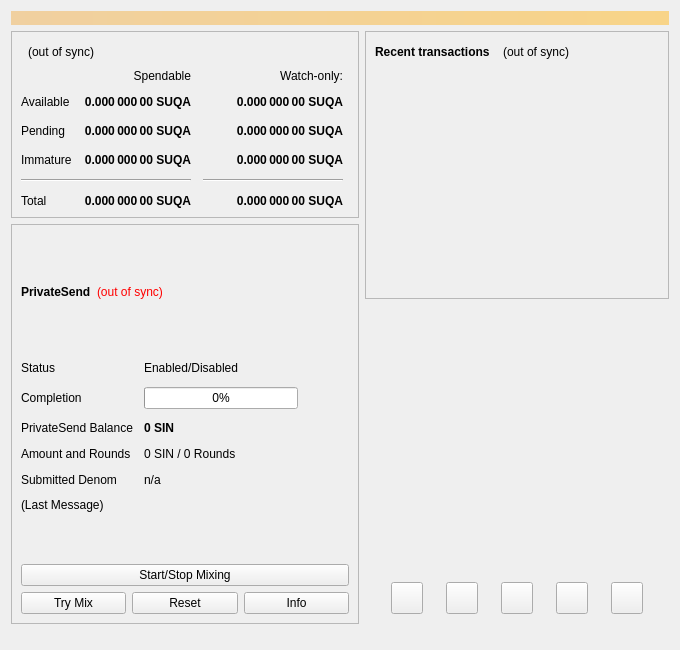
The window that src/qt/forms/overviewpage.ui (barrystyle/SUQA-0.17.1) describes before a commit, drawn with Qt 5.
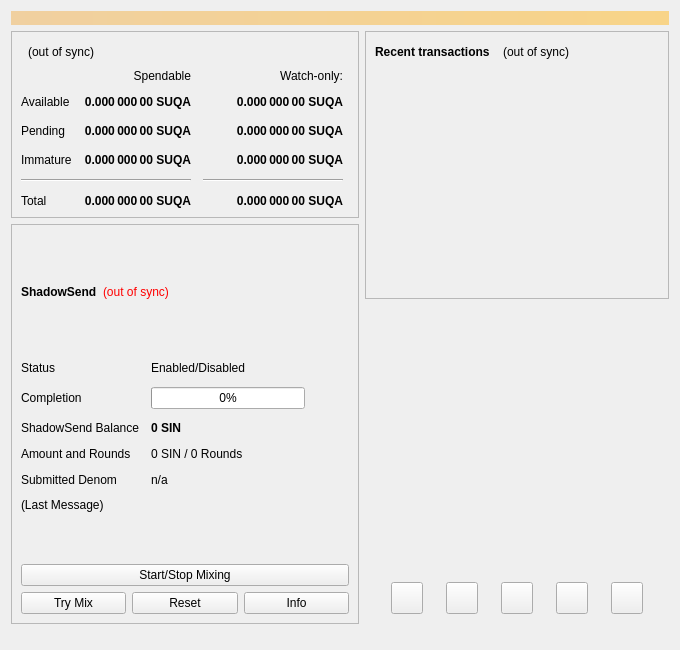
The same window after the commit. Icons and pictures are not drawn.

What changed in the file:
```diff
--- a/src/qt/forms/overviewpage.ui
+++ b/src/qt/forms/overviewpage.ui
@@ -437,7 +437,7 @@
                </font>
               </property>
               <property name="text">
-               <string>PrivateSend</string>
+               <string>ShadowSend</string>
               </property>
              </widget>
             </item>
@@ -516,7 +516,7 @@
             <item row="2" column="0">
              <widget class="QLabel" name="labelAnonymizedText">
               <property name="text">
-               <string>PrivateSend Balance</string>
+               <string>ShadowSend Balance</string>
               </property>
              </widget>
             </item>
```
